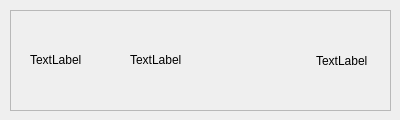
Above: qt/custom_list_widget_item/mylistwidgetitem.ui from hexu1985/demo_code before the change. Below: the same form after it.
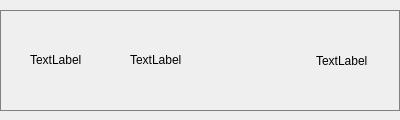
That is the form after the change.

Diff of the .ui file:
```diff
--- a/qt/custom_list_widget_item/mylistwidgetitem.ui
+++ b/qt/custom_list_widget_item/mylistwidgetitem.ui
@@ -56,15 +56,15 @@
    <property name="geometry">
     <rect>
      <x>0</x>
-     <y>0</y>
+     <y>10</y>
      <width>400</width>
-     <height>120</height>
+     <height>101</height>
     </rect>
    </property>
    <property name="styleSheet">
     <string notr="true">QPushButton { 
 	background-color: rgba(0,0,0,0);
-	border:0px solid gray;
+	border:1px solid gray;
 }
 
 QPushButton:pressed
@@ -79,27 +79,6 @@
     <string/>
    </property>
   </widget>
-  <widget class="QFrame" name="frame">
-   <property name="geometry">
-    <rect>
-     <x>10</x>
-     <y>10</y>
-     <width>381</width>
-     <height>101</height>
-    </rect>
-   </property>
-   <property name="frameShape">
-    <enum>QFrame::StyledPanel</enum>
-   </property>
-   <property name="frameShadow">
-    <enum>QFrame::Raised</enum>
-   </property>
-  </widget>
-  <zorder>frame</zorder>
-  <zorder>label_image</zorder>
-  <zorder>label_path</zorder>
-  <zorder>label_test</zorder>
-  <zorder>pushButton</zorder>
  </widget>
  <resources/>
  <connections/>
```
